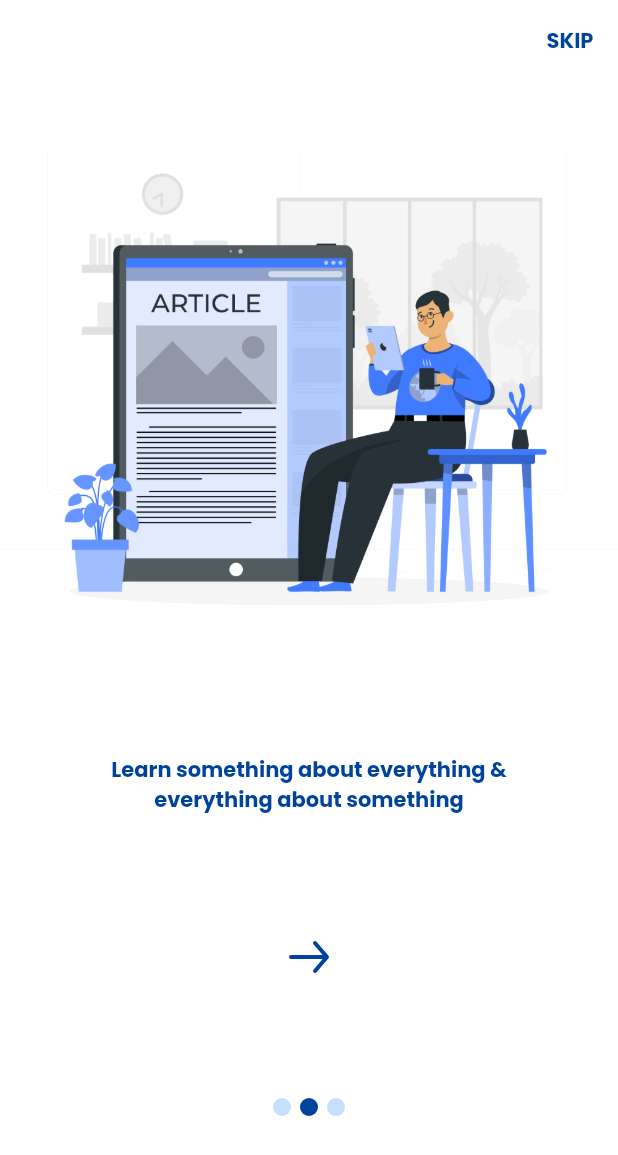
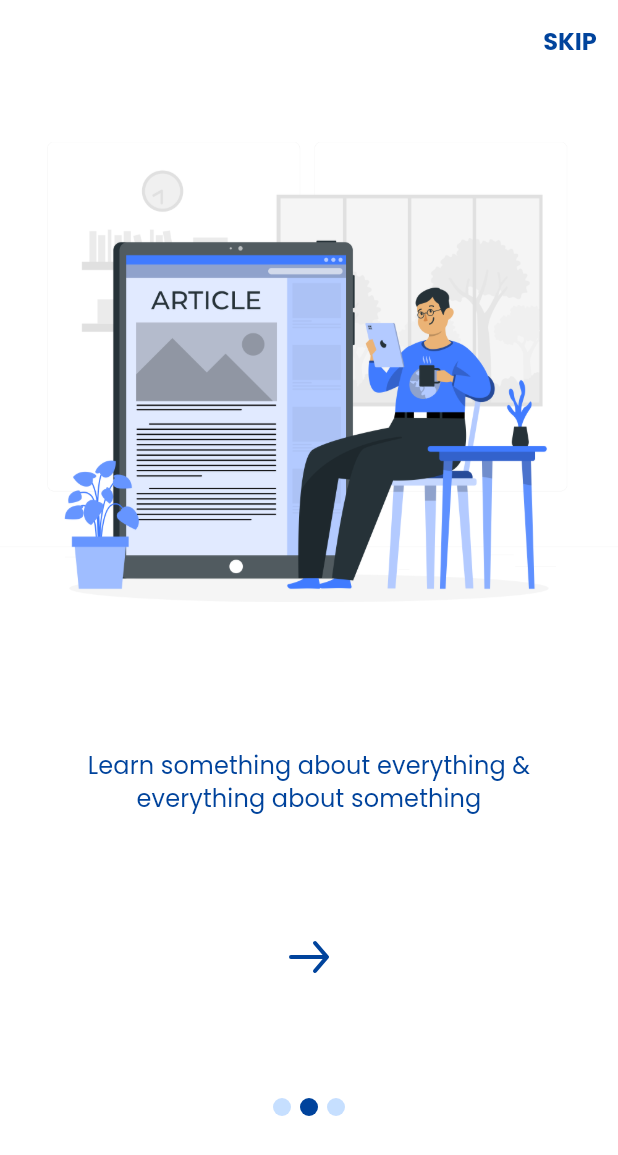
Before and after one commit to HTI-Library/Library, a Flutter app: the screen it shows after launch, swiped to page 2, on a phone screen of 412 x 824 dp. Shown: the top 1155 px of the screen. Run offline on Flutter 3.47's test engine with Material 2 defaults, Android fonts, the phone set to English and light mode, and no system bars; drawn by our look-alikes of smooth_page_indicator; our stand-ins replace bloc, connectivity, country_code_picker, dio, equatable, flutter_bloc and 9 more; missing offline and left inert: dart:ffi; project files that could hold a hidden picture were left out.

Commit message:
Custom fonts

```diff
--- a/lib/core/util/widgets/app_text_form_field.dart
+++ b/lib/core/util/widgets/app_text_form_field.dart
@@ -48,6 +48,7 @@ class _AppTextFormFieldState extends State<AppTextFormField> {
             color: HexColor(greyWhite),
           ),
           child: TextFormField(
+            style: Theme.of(context).textTheme.subtitle2,
             keyboardType: widget.type,
             controller: textEditingController,
             obscureText: widget.isPassword ? isShown : false,
--- a/lib/core/util/widgets/book_item.dart
+++ b/lib/core/util/widgets/book_item.dart
@@ -16,7 +16,7 @@ class BookItem extends StatelessWidget {
       margin: const EdgeInsetsDirectional.only(
         start: 15.0,
       ),
-      height: 314.0,
+      height: 315.0,
       decoration: BoxDecoration(
         borderRadius: BorderRadius.circular(10.0),
         color: HexColor(greyWhite),
--- a/lib/features/account/widget/btn_my_account.dart
+++ b/lib/features/account/widget/btn_my_account.dart
@@ -49,7 +49,7 @@ class MyBtnAccount extends StatelessWidget {
               children: [
                 Text(
                   text,
-                  style: Theme.of(context).textTheme.bodyText1!.copyWith(
+                  style: Theme.of(context).textTheme.subtitle2!.copyWith(
                         color: HexColor(mainColor),
                         fontSize: fontSize,
                       ),
--- a/lib/features/home/presentation/pages/home_page.dart
+++ b/lib/features/home/presentation/pages/home_page.dart
@@ -42,7 +42,7 @@ class HomePage extends StatelessWidget {
                       text: 'Top Borrow Books',
                     ),
                     SizedBox(
-                      height: 314.0,
+                      height: 315.0,
                       child: ListView.builder(
                           physics: const BouncingScrollPhysics(),
                           scrollDirection: Axis.horizontal,
@@ -54,7 +54,7 @@ class HomePage extends StatelessWidget {
                       text: 'Recently Returned',
                     ),
                     SizedBox(
-                      height: 314.0,
+                      height: 315.0,
                       child: ListView.builder(
                           physics: const BouncingScrollPhysics(),
                           scrollDirection: Axis.horizontal,
--- a/lib/features/login/presentation/pages/login_page.dart
+++ b/lib/features/login/presentation/pages/login_page.dart
@@ -90,7 +90,7 @@ class _LoginPageState extends State<LoginPage> {
                         ),
                         space40Vertical,
                         AppButton(
-                          width: MediaQuery.of(context).size.width / 2,
+                          // width: MediaQuery.of(context).size.width / 2,
                           onPress: !isDisabled
                               ? () {
                                   print('test');
--- a/lib/features/on_boarding/presentation/pages/on_boarding_page.dart
+++ b/lib/features/on_boarding/presentation/pages/on_boarding_page.dart
@@ -39,6 +39,7 @@ class _OnBoardingPageState extends State<OnBoardingPage> {
         actions: [
           AppTextButton(
               label: 'SKIP',
+              style: Theme.of(context).textTheme.subtitle1,
               onPress: () {
                 navigateAndFinish(context, LoginPage());
               }),
@@ -137,10 +138,7 @@ class OnBoardingItem extends StatelessWidget {
           children: [
             Text(
               boardingModel.description,
-              style: Theme.of(context).textTheme.bodyText1!.copyWith(
-                    color: HexColor(mainColor),
-                    fontWeight: FontWeight.w600,
-                  ),
+              style: Theme.of(context).textTheme.subtitle2,
               textAlign: TextAlign.center,
             ),
           ],
```
